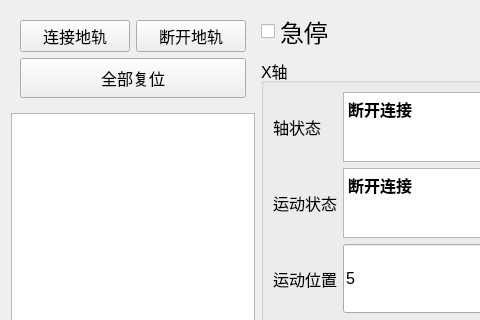
Above: src/rail/RailWidget.ui from VN-BVB/3EA-Welding before the change; both pictures show x 0 to 480 and y 0 to 320 of the 1300 by 750 pixel window. Below: the same form after it.
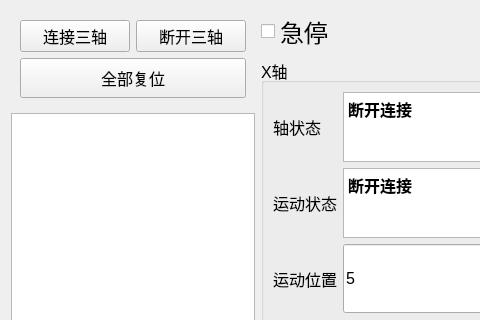
That is the form after the change.

Commit message: 三轴按钮调用

```diff
--- a/src/rail/RailWidget.ui
+++ b/src/rail/RailWidget.ui
@@ -39,14 +39,14 @@
         <item row="0" column="0">
          <widget class="QPushButton" name="btn_contectRail">
           <property name="text">
-           <string>连接地轨</string>
+           <string>连接三轴</string>
           </property>
          </widget>
         </item>
         <item row="0" column="1">
          <widget class="QPushButton" name="btn_discontectRail">
           <property name="text">
-           <string>断开地轨</string>
+           <string>断开三轴</string>
           </property>
          </widget>
         </item>
```
The commit also changes 4 other files.
